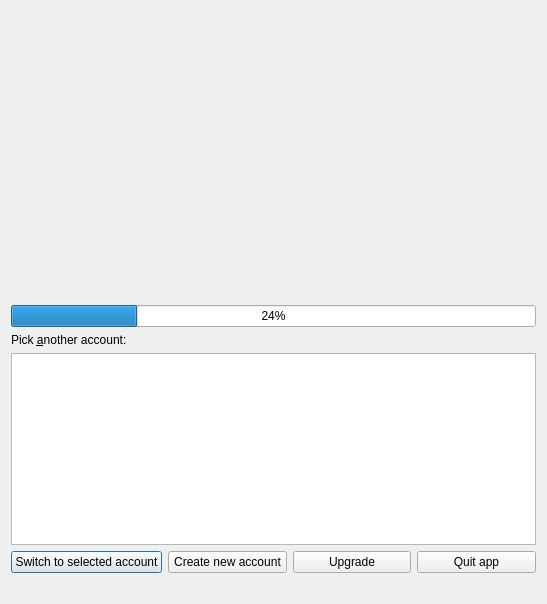
The window that src/dialogs/LocalStorageUpgradeDialog.ui (d1vanov/quentier) describes before a commit, drawn with Qt 5.
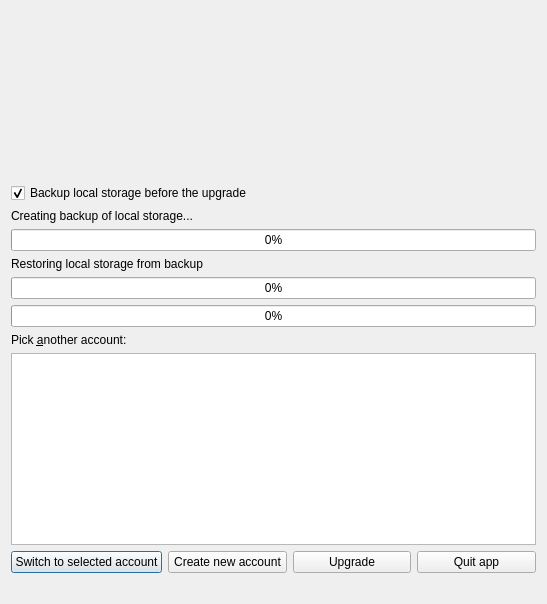
The same window after the commit.

Commit message: Issue #206: support the possibility to create a backup of local storage before applying the patch + the possibility to restore local storage from backup in case of upgrade failure

The edit to the form file:
```diff
--- a/src/dialogs/LocalStorageUpgradeDialog.ui
+++ b/src/dialogs/LocalStorageUpgradeDialog.ui
@@ -44,10 +44,57 @@
      </property>
     </widget>
    </item>
+   <item>
+    <widget class="QCheckBox" name="backupLocalStorageCheckBox">
+     <property name="text">
+      <string>Backup local storage before the upgrade</string>
+     </property>
+     <property name="checked">
+      <bool>true</bool>
+     </property>
+    </widget>
+   </item>
+   <item>
+    <widget class="QLabel" name="backupLocalStorageLabel">
+     <property name="text">
+      <string>Creating backup of local storage...</string>
+     </property>
+    </widget>
+   </item>
+   <item>
+    <widget class="QProgressBar" name="backupLocalStorageProgressBar">
+     <property name="maximum">
+      <number>100</number>
+     </property>
+     <property name="value">
+      <number>0</number>
+     </property>
+    </widget>
+   </item>
+   <item>
+    <widget class="QLabel" name="restoreLocalStorageFromBackupLabel">
+     <property name="text">
+      <string>Restoring local storage from backup</string>
+     </property>
+    </widget>
+   </item>
+   <item>
+    <widget class="QProgressBar" name="restoreLocalStorageFromBackupProgressBar">
+     <property name="maximum">
+      <number>100</number>
+     </property>
+     <property name="value">
+      <number>0</number>
+     </property>
+    </widget>
+   </item>
    <item>
     <widget class="QProgressBar" name="upgradeProgressBar">
+     <property name="maximum">
+      <number>100</number>
+     </property>
      <property name="value">
-      <number>24</number>
+      <number>0</number>
      </property>
     </widget>
    </item>
```
The commit also changes 2 other files.
